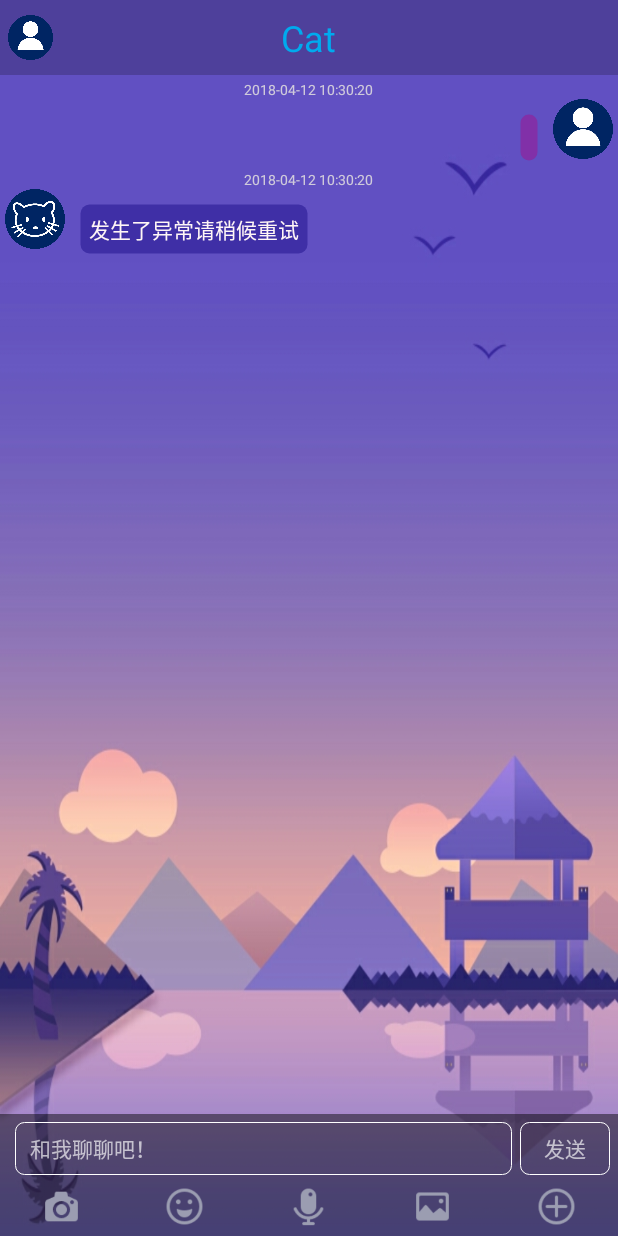
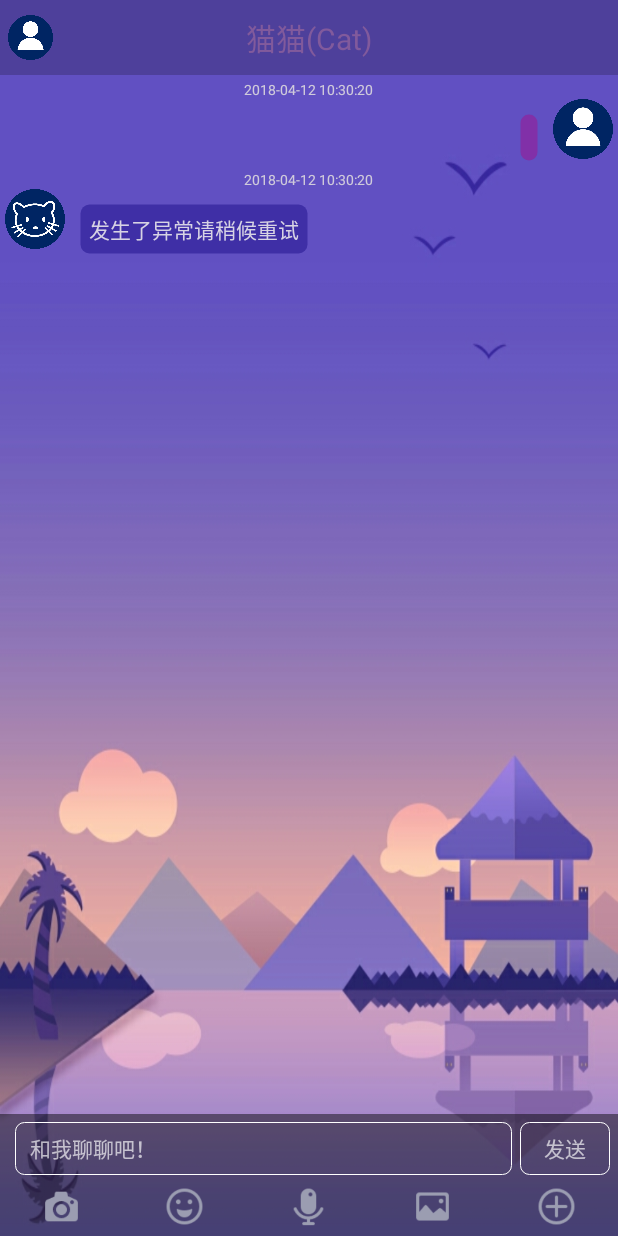
Before and after one commit to 465583030/Cat, an Android app: the ChatActivity screen opened directly, with no data from a screen before it, after a tap on "发送", on a phone screen of 412 x 824 dp. Run offline under Robolectric (Android 15) with nearby library versions, the light colour scheme and no system bars; our stand-ins replace CircleImageView; libraries missing offline, so code that uses them is left out: com.alibaba.fastjson; 8 statements that could not run were skipped.

Commit message:
完善界面等

```diff
--- a/cat/src/main/res/layout/activity_chat.xml
+++ b/cat/src/main/res/layout/activity_chat.xml
@@ -21,11 +21,12 @@
         <TextView
             android:layout_width="wrap_content"
             android:layout_height="fill_parent"
-            android:layout_centerInParent="true"
+            android:layout_alignParentTop="true"
+            android:layout_centerHorizontal="true"
             android:gravity="center"
             android:text="@string/app_name"
-            android:textColor="#ff00aaee"
-            android:textSize="24.0sp" />
+            android:textColor="#815a9c"
+            android:textSize="20.0sp" />
     </RelativeLayout>
 
     <LinearLayout
--- a/cat/src/main/res/layout/activity_guide.xml
+++ b/cat/src/main/res/layout/activity_guide.xml
@@ -2,6 +2,7 @@
 <RelativeLayout xmlns:android="http://schemas.android.com/apk/res/android"
     android:layout_width="fill_parent"
     android:layout_height="fill_parent"
+    android:background="@color/theme"
     android:orientation="vertical" >
 
     <android.support.v4.view.ViewPager
--- a/cat/src/main/res/layout/activity_open.xml
+++ b/cat/src/main/res/layout/activity_open.xml
@@ -52,12 +52,13 @@
                     android:textSize="24.0sp" />
 
                 <TextView
+                    android:textAlignment="center"
                     android:id="@+id/tv_version_name"
                     android:layout_width="wrap_content"
-                    android:layout_height="fill_parent"
+                    android:layout_height="wrap_content"
                     android:layout_marginBottom="6.0dip"
                     android:gravity="bottom"
-                    android:text="\ 455"
+                    android:text="1.0"
                     android:textColor="#ffffffff"
                     android:textSize="14.0sp" />
             </LinearLayout>
--- a/cat/src/main/res/layout/activity_setting.xml
+++ b/cat/src/main/res/layout/activity_setting.xml
@@ -29,7 +29,7 @@
             android:layout_centerInParent="true"
             android:layout_centerVertical="true"
             android:gravity="center"
-            android:text="设置"
+            android:text="@string/setting_title"
             android:textColor="#ffffffff"
             android:textSize="20.0sp" />
     </RelativeLayout>
@@ -151,7 +151,7 @@
                     android:layout_height="wrap_content"
                     android:layout_centerVertical="true"
                     android:layout_marginLeft="5.0dip"
-                    android:text="界面设置" />
+                    android:text="@string/window_setting" />
 
                 <ImageView
                     style="@style/style_iv"
--- a/cat/src/main/res/layout/chat_lv_item.xml
+++ b/cat/src/main/res/layout/chat_lv_item.xml
@@ -44,8 +44,8 @@
                 android:layout_marginTop="10dp"
                 android:layout_marginLeft="10dp"
                 android:padding="6dp"
-                android:text="我嘎嘎嘎一个嘎嘎嘎一个嘎嘎嘎一个嘎嘎嘎一个嘎嘎嘎一个嘎嘎嘎一个嘎嘎嘎一个嘎嘎嘎一个嘎嘎嘎一个嘎嘎嘎一个v"
-                android:textColor="#fff6f6"
+                android:text="我嘎嘎嘎一个嘎嘎嘎一个嘎嘎嘎一个一个嘎嘎嘎一个一个嘎嘎嘎一个一个嘎嘎嘎一个一个嘎嘎嘎一个一个嘎嘎嘎一个一个嘎嘎嘎一个嘎嘎嘎一个嘎嘎嘎一个嘎嘎嘎一个嘎嘎嘎一个嘎嘎嘎一个嘎嘎嘎一个嘎嘎嘎一个v"
+                android:textColor="#d7d3e4"
                 android:textSize="14sp" />
         </LinearLayout>
 
@@ -61,7 +61,8 @@
                 android:id="@+id/iv_client_head"
                 android:layout_width="40dp"
                 android:layout_height="40dp"
-                android:layout_alignParentRight="true"
+                android:layout_alignParentEnd="true"
+                android:layout_alignParentTop="true"
                 android:src="@drawable/pic_client_head" />
 
             <TextView
@@ -74,8 +75,8 @@
                 android:padding="6dp"
                 android:layout_marginTop="10dp"
                 android:layout_marginRight="10dp"
-                android:text="我v关键是低功耗共和党公会都个合适的韩国帅哥谁的风格害怕护肤都是高水平的刮胡刀功夫个地方顾对方给is大概IU盾塑钢idv"
-                android:textColor="#d6c4e2"
+                android:text="我v关键是哥谁的风格害怕都是高水平的刮胡刀功夫个地方顾对方给is大概IU盾塑钢idv"
+                android:textColor="#dbcfe2"
                 android:textSize="14sp" />
         </RelativeLayout>
     </RelativeLayout>
--- a/cat/src/main/res/layout/guide_4.xml
+++ b/cat/src/main/res/layout/guide_4.xml
@@ -25,12 +25,12 @@
             android:layout_height="wrap_content"
             android:layout_marginTop="15dp"
             android:background="#5500ffff"
-            android:onClick="OnClickOpenChatActivity"
+             android:onClick="OnClickOpenChatActivity"
             android:paddingBottom="10.0dip"
             android:paddingLeft="15.0dip"
             android:paddingRight="15.0dip"
             android:paddingTop="10.0dip"
-            android:text="开启人工智能之旅！"
+            android:text="@string/first_start_button_text"
             android:textColor="#ffffff"
             android:textSize="15.0sp" />
     </LinearLayout>
--- a/cat/src/main/res/layout/guide_iv.xml
+++ b/cat/src/main/res/layout/guide_iv.xml
@@ -2,6 +2,8 @@
 <ImageView xmlns:android="http://schemas.android.com/apk/res/android"
            android:layout_width="match_parent"
            android:layout_height="match_parent"
+    android:layout_gravity="center"
+    android:layout_centerInParent="true"
     android:id="@+id/iv_guide">
 
 </ImageView>
--- a/cat/src/main/res/values/colors.xml
+++ b/cat/src/main/res/values/colors.xml
@@ -3,9 +3,6 @@
     <color name="white">#ffffffff</color>
     <color name="black">#ff000000</color>
     <color name="transparent">#00000000</color>
-    <color name="gold">#ffb89766</color>
-    <color name="gray">#ffa3a3a3</color>
-    <color name="red">#ffff0000</color>
     <color name="gray_font">#aaffffff</color>
     <color name="setting_item_text">#ff333333</color>
     <color name="send_bg_on">#22ffffff</color>
--- a/cat/src/main/res/values/strings.xml
+++ b/cat/src/main/res/values/strings.xml
@@ -1,6 +1,6 @@
 <?xml version="1.0" encoding="utf-8"?>
 <resources>
-    <string name="app_name">Cat</string>
+    <string name="app_name">猫猫(Cat)</string>
     <string name="str_font_setting">字体设置</string>
     <string name="str_bg_setting">背景设置</string>
     <string name="str_theme_setting">主题设置</string>
@@ -10,8 +10,12 @@
     <string name="version_unknown">未知版本</string>
     <string name="please_input_content">和我聊聊吧！</string>
     <string name="str_checkup">检查更新</string>
-    <string name="title_activity_setting">SettingActivity</string>
-    <string name="copyright">Copyright©2018 ZHR All rights reserved</string>
+    <string name="title_activity_setting">设置</string>
+    <string name="copyright" translatable="false">Copyright©2018 ZHR All rights reserved</string>
     <string name="open_title">智能手机助手</string>
     <string name="welcomeTalkString">你好！欢迎使用Cat手机助手！</string>
+    <string name="first_start_button_text">开启人工智能之旅！</string>
+    <string name="setting_title">设置</string>
+    <string name="window_setting">界面设置</string>
+    <string name="send_button_text">发送</string>
 </resources>
--- a/cat/src/main/res/values/styles.xml
+++ b/cat/src/main/res/values/styles.xml
@@ -32,7 +32,7 @@
         <item name="android:background">@drawable/button_shape</item>
         <item name="android:layout_width">60.0dip</item>
         <item name="android:layout_height">fill_parent</item>
-        <item name="android:text">发送</item>
+        <item name="android:text">@string/send_button_text</item>
     </style>
     <style name="style_main_ib_bottom">
         <item name="android:background">#00ffffff</item>
@@ -88,4 +88,5 @@
     </style>
 
 
+
 </resources>
```
Also changed, not shown: 1 other file.
